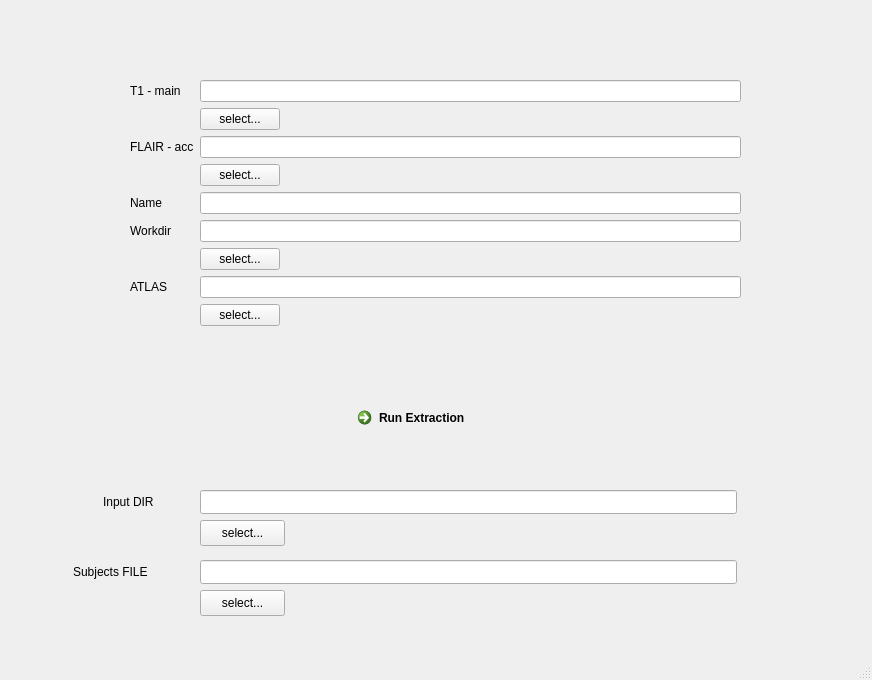
Above: lesion_tool/interface.ui from piloubazin/nighres before the change. Below: the same form after it.
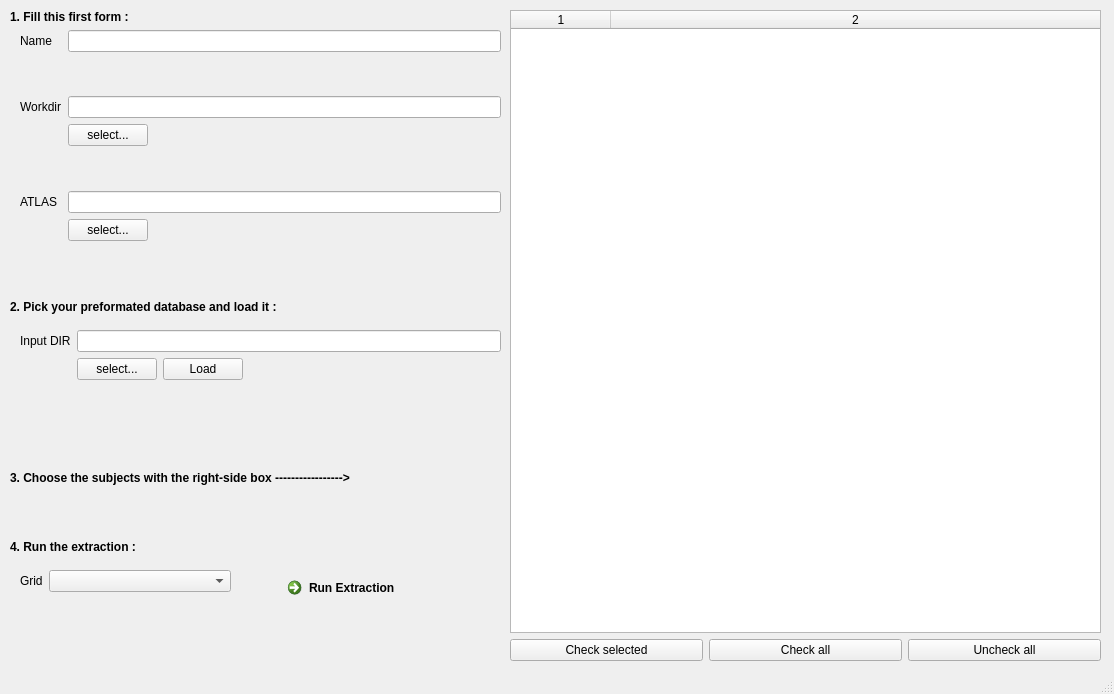
That is the form after the change.

Commit message: last version of pipeline + graphical improvments

Diff of the .ui file:
```diff
--- a/lesion_tool/interface.ui
+++ b/lesion_tool/interface.ui
@@ -6,58 +6,156 @@
    <rect>
     <x>0</x>
     <y>0</y>
-    <width>872</width>
-    <height>680</height>
+    <width>1114</width>
+    <height>694</height>
    </rect>
   </property>
   <property name="windowTitle">
    <string>Abaci</string>
   </property>
   <widget class="QWidget" name="centralwidget">
-   <widget class="QCommandLinkButton" name="runButton">
+   <widget class="QWidget" name="formLayoutWidget">
     <property name="geometry">
      <rect>
-      <x>350</x>
-      <y>400</y>
-      <width>168</width>
-      <height>71</height>
+      <x>20</x>
+      <y>570</y>
+      <width>211</width>
+      <height>61</height>
      </rect>
     </property>
-    <property name="toolTip">
-     <string>launch the selected pipeline on the selected data with current parameters</string>
-    </property>
-    <property name="layoutDirection">
-     <enum>Qt::LeftToRight</enum>
-    </property>
-    <property name="text">
-     <string>Run Extraction</string>
-    </property>
-    <property name="description">
-     <string/>
-    </property>
-   </widget>
-   <widget class="QWidget" name="formLayoutWidget_3">
-    <property name="geometry">
-     <rect>
-      <x>130</x>
-      <y>80</y>
-      <width>611</width>
-      <height>320</height>
-     </rect>
-    </property>
-    <layout class="QFormLayout" name="formLayout_5">
+    <layout class="QFormLayout" name="formLayout_2">
      <property name="fieldGrowthPolicy">
-      <enum>QFormLayout::ExpandingFieldsGrow</enum>
+      <enum>QFormLayout::AllNonFixedFieldsGrow</enum>
      </property>
      <item row="1" column="0">
-      <widget class="QLabel" name="label_22">
+      <widget class="QLabel" name="label_29">
        <property name="text">
-        <string>T1 - main</string>
+        <string>Grid</string>
        </property>
       </widget>
      </item>
      <item row="1" column="1">
-      <widget class="QLineEdit" name="main">
+      <widget class="QComboBox" name="grid_selector"/>
+     </item>
+    </layout>
+   </widget>
+   <widget class="QWidget" name="verticalLayoutWidget_2">
+    <property name="geometry">
+     <rect>
+      <x>510</x>
+      <y>10</y>
+      <width>591</width>
+      <height>651</height>
+     </rect>
+    </property>
+    <layout class="QVBoxLayout" name="experimentsWidget">
+     <item>
+      <widget class="QTableWidget" name="SubjectWidget">
+       <property name="frameShape">
+        <enum>QFrame::StyledPanel</enum>
+       </property>
+       <property name="editTriggers">
+        <set>QAbstractItemView::NoEditTriggers</set>
+       </property>
+       <property name="alternatingRowColors">
+        <bool>true</bool>
+       </property>
+       <property name="gridStyle">
+        <enum>Qt::NoPen</enum>
+       </property>
+       <property name="sortingEnabled">
+        <bool>true</bool>
+       </property>
+       <property name="columnCount">
+        <number>2</number>
+       </property>
+       <attribute name="horizontalHeaderCascadingSectionResizes">
+        <bool>false</bool>
+       </attribute>
+       <attribute name="horizontalHeaderShowSortIndicator" stdset="0">
+        <bool>true</bool>
+       </attribute>
+       <attribute name="horizontalHeaderStretchLastSection">
+        <bool>true</bool>
+       </attribute>
+       <attribute name="verticalHeaderShowSortIndicator" stdset="0">
+        <bool>true</bool>
+       </attribute>
+       <attribute name="verticalHeaderStretchLastSection">
+        <bool>false</bool>
+       </attribute>
+       <column/>
+       <column/>
+      </widget>
+     </item>
+     <item>
+      <layout class="QHBoxLayout" name="horizontalLayout">
+       <item>
+        <widget class="QPushButton" name="selectionToggle">
+         <property name="text">
+          <string>Check selected</string>
+         </property>
+        </widget>
+       </item>
+       <item>
+        <widget class="QPushButton" name="selectAll">
+         <property name="text">
+          <string>Check all</string>
+         </property>
+        </widget>
+       </item>
+       <item>
+        <widget class="QPushButton" name="unselectAll">
+         <property name="text">
+          <string>Uncheck all</string>
+         </property>
+        </widget>
+       </item>
+      </layout>
+     </item>
+    </layout>
+   </widget>
+   <widget class="QLabel" name="label_4">
+    <property name="geometry">
+     <rect>
+      <x>10</x>
+      <y>540</y>
+      <width>157</width>
+      <height>14</height>
+     </rect>
+    </property>
+    <property name="text">
+     <string>&lt;html&gt;&lt;head/&gt;&lt;body&gt;&lt;p&gt;&lt;span style=&quot; font-weight:600;&quot;&gt;4. Run the extraction :&lt;/span&gt;&lt;/p&gt;&lt;/body&gt;&lt;/html&gt;</string>
+    </property>
+   </widget>
+   <widget class="QLabel" name="label_3">
+    <property name="geometry">
+     <rect>
+      <x>10</x>
+      <y>300</y>
+      <width>409</width>
+      <height>14</height>
+     </rect>
+    </property>
+    <property name="text">
+     <string>&lt;html&gt;&lt;head/&gt;&lt;body&gt;&lt;p&gt;&lt;span style=&quot; font-weight:600;&quot;&gt;2. Pick your preformated database and load it :&lt;/span&gt;&lt;/p&gt;&lt;/body&gt;&lt;/html&gt;</string>
+    </property>
+   </widget>
+   <widget class="QWidget" name="formLayoutWidget_2">
+    <property name="geometry">
+     <rect>
+      <x>20</x>
+      <y>330</y>
+      <width>481</width>
+      <height>71</height>
+     </rect>
+    </property>
+    <layout class="QFormLayout" name="formLayout_3">
+     <property name="fieldGrowthPolicy">
+      <enum>QFormLayout::ExpandingFieldsGrow</enum>
+     </property>
+     <item row="0" column="1">
+      <widget class="QLineEdit" name="inputDir">
        <property name="toolTip">
         <string>XNAT server address</string>
        </property>
@@ -70,86 +168,73 @@
       </widget>
      </item>
      <item row="2" column="1">
-      <widget class="QPushButton" name="pushButton_main">
-       <property name="sizePolicy">
-        <sizepolicy hsizetype="Minimum" vsizetype="Fixed">
-         <horstretch>0</horstretch>
-         <verstretch>0</verstretch>
-        </sizepolicy>
-       </property>
-       <property name="text">
-        <string>select...</string>
-       </property>
-      </widget>
+      <layout class="QHBoxLayout" name="horizontalLayout_5">
+       <item>
+        <widget class="QPushButton" name="pushButton_inputDir">
+         <property name="text">
+          <string>select...</string>
+         </property>
+        </widget>
+       </item>
+       <item>
+        <widget class="QPushButton" name="pushButton_loadInputDir">
+         <property name="text">
+          <string>Load</string>
+         </property>
+        </widget>
+       </item>
+       <item>
+        <spacer name="horizontalSpacer_5">
+         <property name="orientation">
+          <enum>Qt::Horizontal</enum>
+         </property>
+         <property name="sizeHint" stdset="0">
+          <size>
+           <width>40</width>
+           <height>20</height>
+          </size>
+         </property>
+        </spacer>
+       </item>
+      </layout>
      </item>
-     <item row="3" column="0">
-      <widget class="QLabel" name="label_23">
+     <item row="0" column="0">
+      <widget class="QLabel" name="label_17">
        <property name="text">
-        <string>FLAIR - acc</string>
+        <string>Input DIR</string>
        </property>
       </widget>
      </item>
-     <item row="3" column="1">
-      <widget class="QLineEdit" name="acc">
-       <property name="toolTip">
-        <string>login</string>
-       </property>
-      </widget>
-     </item>
-     <item row="4" column="1">
-      <widget class="QPushButton" name="pushButton_acc">
-       <property name="sizePolicy">
-        <sizepolicy hsizetype="Minimum" vsizetype="Fixed">
-         <horstretch>0</horstretch>
-         <verstretch>0</verstretch>
-        </sizepolicy>
-       </property>
-       <property name="text">
-        <string>select...</string>
-       </property>
-      </widget>
-     </item>
-     <item row="5" column="0">
+    </layout>
+   </widget>
+   <widget class="QWidget" name="formLayoutWidget_3">
+    <property name="geometry">
+     <rect>
+      <x>20</x>
+      <y>30</y>
+      <width>481</width>
+      <height>211</height>
+     </rect>
+    </property>
+    <layout class="QFormLayout" name="formLayout_4">
+     <property name="fieldGrowthPolicy">
+      <enum>QFormLayout::ExpandingFieldsGrow</enum>
+     </property>
+     <item row="0" column="0">
       <widget class="QLabel" name="label_26">
        <property name="text">
         <string>Name</string>
        </property>
       </widget>
      </item>
-     <item row="5" column="1">
-      <widget class="QLineEdit" name="name">
-       <property name="toolTip">
-        <string>type in your password here...</string>
-       </property>
-       <property name="inputMethodHints">
-        <set>Qt::ImhHiddenText|Qt::ImhNoAutoUppercase|Qt::ImhNoPredictiveText</set>
-       </property>
-       <property name="echoMode">
-        <enum>QLineEdit::Password</enum>
-       </property>
-      </widget>
-     </item>
-     <item row="7" column="0">
+     <item row="3" column="0">
       <widget class="QLabel" name="label_24">
        <property name="text">
         <string>Workdir</string>
        </property>
       </widget>
      </item>
-     <item row="7" column="1">
-      <widget class="QLineEdit" name="workDir">
-       <property name="toolTip">
-        <string>type in your password here...</string>
-       </property>
-       <property name="inputMethodHints">
-        <set>Qt::ImhHiddenText|Qt::ImhNoAutoUppercase|Qt::ImhNoPredictiveText</set>
-       </property>
-       <property name="echoMode">
-        <enum>QLineEdit::Password</enum>
-       </property>
-      </widget>
-     </item>
-     <item row="8" column="1">
+     <item row="4" column="1">
       <widget class="QPushButton" name="pushButton_workDir">
        <property name="sizePolicy">
         <sizepolicy hsizetype="Minimum" vsizetype="Fixed">
@@ -162,27 +247,14 @@
        </property>
       </widget>
      </item>
-     <item row="9" column="0">
+     <item row="6" column="0">
       <widget class="QLabel" name="label_25">
        <property name="text">
         <string>ATLAS</string>
        </property>
       </widget>
      </item>
-     <item row="9" column="1">
-      <widget class="QLineEdit" name="atlas">
-       <property name="toolTip">
-        <string>type in your password here...</string>
-       </property>
-       <property name="inputMethodHints">
-        <set>Qt::ImhHiddenText|Qt::ImhNoAutoUppercase|Qt::ImhNoPredictiveText</set>
-       </property>
-       <property name="echoMode">
-        <enum>QLineEdit::Password</enum>
-       </property>
-      </widget>
-     </item>
-     <item row="10" column="1">
+     <item row="7" column="1">
       <widget class="QPushButton" name="pushButton_atlas">
        <property name="sizePolicy">
         <sizepolicy hsizetype="Minimum" vsizetype="Fixed">
@@ -195,112 +267,124 @@
        </property>
       </widget>
      </item>
+     <item row="2" column="1">
+      <spacer name="verticalSpacer_4">
+       <property name="orientation">
+        <enum>Qt::Vertical</enum>
+       </property>
+       <property name="sizeHint" stdset="0">
+        <size>
+         <width>20</width>
+         <height>40</height>
+        </size>
+       </property>
+      </spacer>
+     </item>
+     <item row="5" column="1">
+      <spacer name="verticalSpacer_5">
+       <property name="orientation">
+        <enum>Qt::Vertical</enum>
+       </property>
+       <property name="sizeHint" stdset="0">
+        <size>
+         <width>20</width>
+         <height>40</height>
+        </size>
+       </property>
+      </spacer>
+     </item>
+     <item row="0" column="1">
+      <widget class="QLineEdit" name="name">
+       <property name="toolTip">
+        <string>XNAT server address</string>
+       </property>
+       <property name="inputMethodHints">
+        <set>Qt::ImhUrlCharactersOnly</set>
+       </property>
+       <property name="text">
+        <string/>
+       </property>
+      </widget>
+     </item>
+     <item row="3" column="1">
+      <widget class="QLineEdit" name="workDir">
+       <property name="toolTip">
+        <string>XNAT server address</string>
+       </property>
+       <property name="inputMethodHints">
+        <set>Qt::ImhUrlCharactersOnly</set>
+       </property>
+       <property name="text">
+        <string/>
+       </property>
+      </widget>
+     </item>
+     <item row="6" column="1">
+      <widget class="QLineEdit" name="atlas">
+       <property name="toolTip">
+        <string>XNAT server address</string>
+       </property>
+       <property name="inputMethodHints">
+        <set>Qt::ImhUrlCharactersOnly</set>
+       </property>
+       <property name="text">
+        <string/>
+       </property>
+      </widget>
+     </item>
     </layout>
    </widget>
    <widget class="QLabel" name="label_27">
     <property name="geometry">
      <rect>
-      <x>103</x>
-      <y>490</y>
-      <width>61</width>
-      <height>24</height>
+      <x>10</x>
+      <y>10</y>
+      <width>409</width>
+      <height>14</height>
      </rect>
     </property>
     <property name="text">
-     <string>Input DIR</string>
+     <string>&lt;html&gt;&lt;head/&gt;&lt;body&gt;&lt;p&gt;&lt;span style=&quot; font-weight:600;&quot;&gt;1. Fill this first form :&lt;/span&gt;&lt;/p&gt;&lt;/body&gt;&lt;/html&gt;</string>
     </property>
    </widget>
-   <widget class="QLineEdit" name="inputDir">
+   <widget class="QLabel" name="label_6">
     <property name="geometry">
      <rect>
-      <x>200</x>
-      <y>490</y>
-      <width>537</width>
-      <height>24</height>
+      <x>10</x>
+      <y>470</y>
+      <width>461</width>
+      <height>16</height>
      </rect>
     </property>
-    <property name="toolTip">
-     <string>type in your password here...</string>
-    </property>
-    <property name="inputMethodHints">
-     <set>Qt::ImhHiddenText|Qt::ImhNoAutoUppercase|Qt::ImhNoPredictiveText</set>
-    </property>
-    <property name="echoMode">
-     <enum>QLineEdit::Password</enum>
-    </property>
-   </widget>
-   <widget class="QPushButton" name="pushButton_inputDir">
-    <property name="geometry">
-     <rect>
-      <x>200</x>
-      <y>520</y>
-      <width>85</width>
-      <height>26</height>
-     </rect>
-    </property>
-    <property name="sizePolicy">
-     <sizepolicy hsizetype="Minimum" vsizetype="Fixed">
-      <horstretch>0</horstretch>
-      <verstretch>0</verstretch>
-     </sizepolicy>
-    </property>
     <property name="text">
-     <string>select...</string>
+     <string>&lt;html&gt;&lt;head/&gt;&lt;body&gt;&lt;p&gt;&lt;span style=&quot; font-weight:600;&quot;&gt;3. Choose the subjects with the right-side box -----------------&amp;gt;&lt;/span&gt;&lt;/p&gt;&lt;/body&gt;&lt;/html&gt;</string>
     </property>
    </widget>
-   <widget class="QLabel" name="label_28">
+   <widget class="QCommandLinkButton" name="runButton">
     <property name="geometry">
      <rect>
-      <x>73</x>
-      <y>560</y>
-      <width>91</width>
-      <height>24</height>
+      <x>280</x>
+      <y>570</y>
+      <width>178</width>
+      <height>36</height>
      </rect>
     </property>
-    <property name="text">
-     <string>Subjects FILE</string>
-    </property>
-   </widget>
-   <widget class="QLineEdit" name="subfile">
-    <property name="geometry">
-     <rect>
-      <x>200</x>
-      <y>560</y>
-      <width>537</width>
-      <height>24</height>
-     </rect>
-    </property>
     <property name="toolTip">
      <string>type in your password here...</string>
     </property>
     <property name="inputMethodHints">
      <set>Qt::ImhHiddenText|Qt::ImhNoAutoUppercase|Qt::ImhNoPredictiveText</set>
     </property>
-    <property name="echoMode">
-     <enum>QLineEdit::Password</enum>
-    </property>
-   </widget>
-   <widget class="QPushButton" name="pushButton_subfile">
-    <property name="geometry">
-     <rect>
-      <x>200</x>
-      <y>590</y>
-      <width>85</width>
-      <height>26</height>
-     </rect>
-    </property>
-    <property name="sizePolicy">
-     <sizepolicy hsizetype="Minimum" vsizetype="Fixed">
-      <horstretch>0</horstretch>
-      <verstretch>0</verstretch>
-     </sizepolicy>
-    </property>
     <property name="text">
-     <string>select...</string>
+     <string>Run Extraction</string>
     </property>
    </widget>
   </widget>
-  <widget class="QStatusBar" name="statusBar"/>
+  <widget class="QStatusBar" name="statusBar">
+   <property name="enabled">
+    <bool>true</bool>
+   </property>
+  </widget>
   <action name="actionConfigure">
    <property name="text">
     <string>manage configurations</string>
```
Left out of the diff: 17 changed lines with no effect on the pictures. The commit also changes 7 other files.
